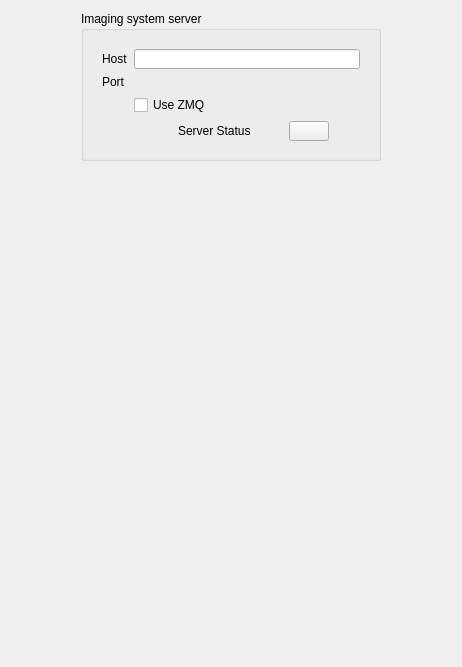
The window that camera.ui (labscript-suite/labscript-devices) describes before a commit, drawn with Qt 5.
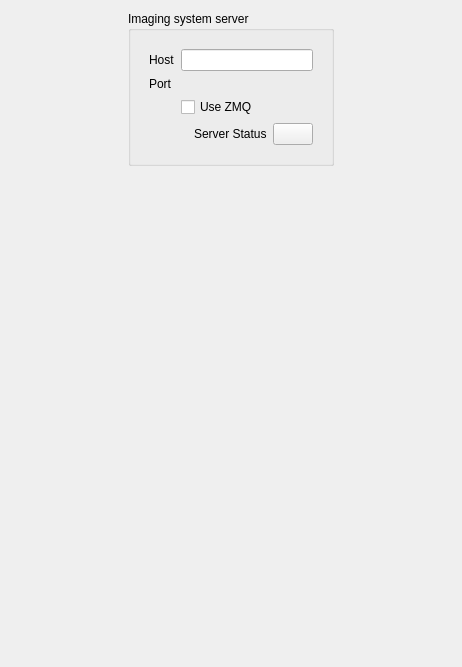
The same window after the commit.

Commit message: feature: Removed size constraints on formGroupBox

What changed in the file:
```diff
--- a/camera.ui
+++ b/camera.ui
@@ -37,18 +37,6 @@
          <verstretch>0</verstretch>
         </sizepolicy>
        </property>
-       <property name="minimumSize">
-        <size>
-         <width>300</width>
-         <height>150</height>
-        </size>
-       </property>
-       <property name="maximumSize">
-        <size>
-         <width>300</width>
-         <height>150</height>
-        </size>
-       </property>
        <property name="title">
         <string>Imaging system server</string>
        </property>
```
